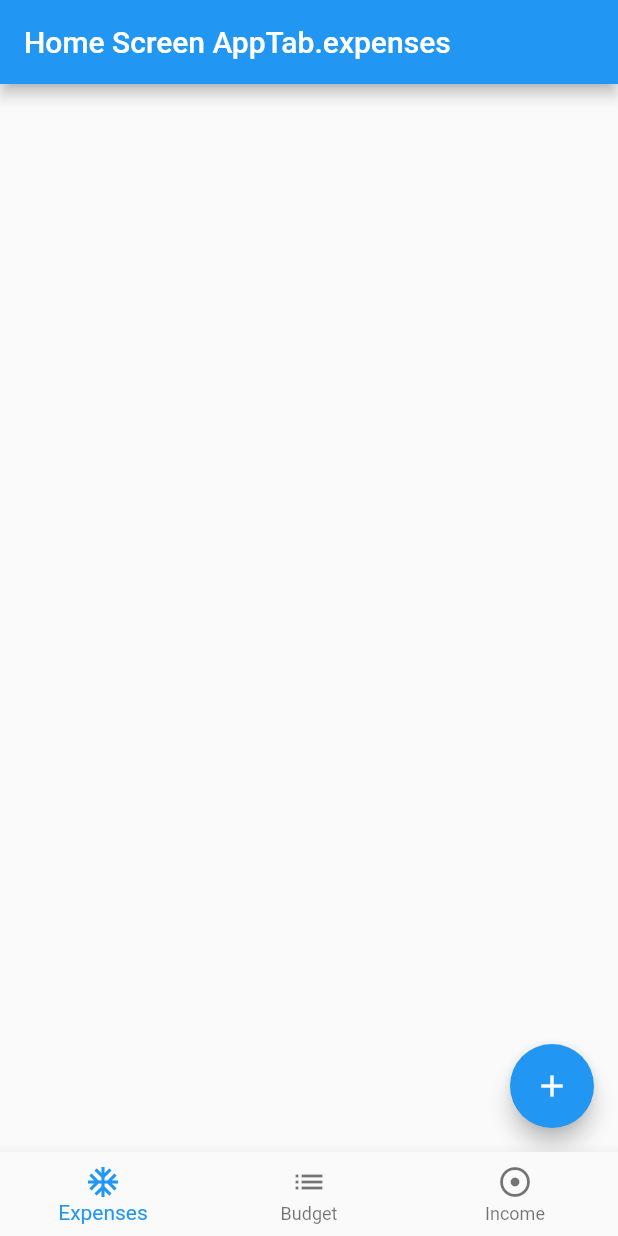
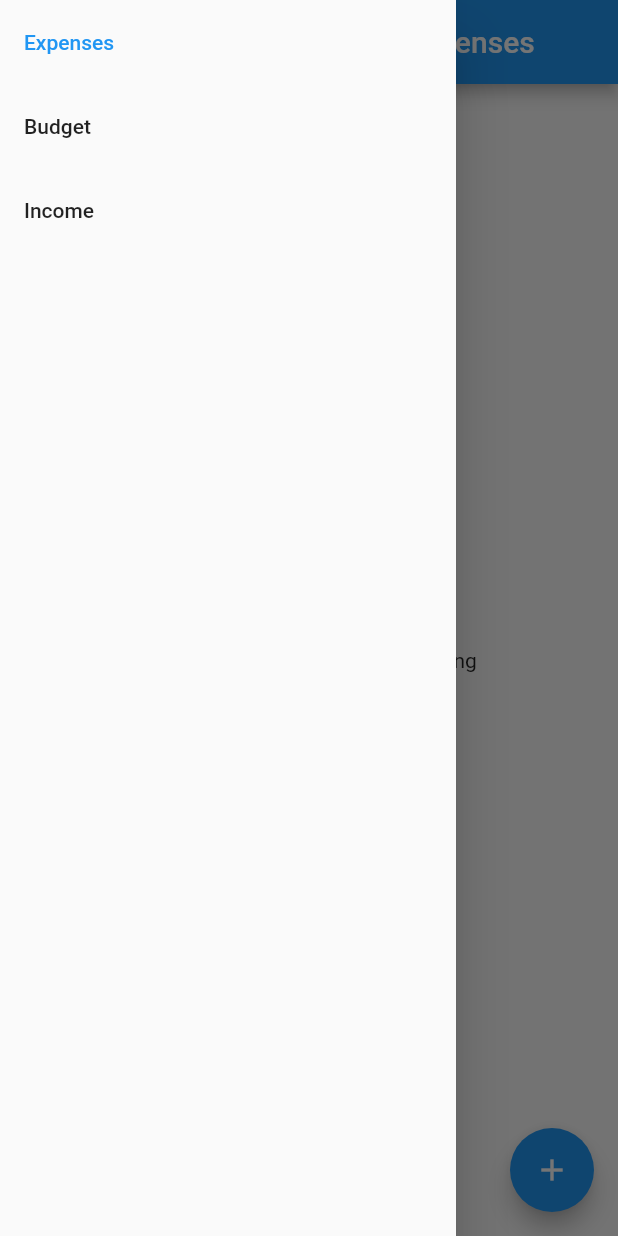
Before and after one commit to Rhymond/budget_bloc, a Flutter app: the screen it shows after launch, with the side drawer open (before the commit the screen has no drawer), on a phone screen of 412 x 824 dp. Run offline on Flutter 3.47's test engine with Material 2 defaults, Android fonts, the phone set to English and light mode, and no system bars; our stand-ins replace bloc, equatable, flutter_bloc, flutter_masked_text; missing offline and left inert: money, todos_app_core, todos_repository_core, todos_repository_simple.

Commit message:
updated expenses list

```diff
--- a/lib/screens/expenses_screen.dart
+++ b/lib/screens/expenses_screen.dart
@@ -1,12 +1,30 @@
 import 'package:flutter/material.dart';
 import 'package:todo/widgets/widgets.dart';
 import 'package:todo/constants/routes.dart';
+import 'package:flutter_bloc/flutter_bloc.dart';
+import 'package:todo/blocs/blocs.dart';
 
 class ExpensesScreen extends StatelessWidget {
   @override
   Widget build(BuildContext context) {
     return Scaffold(
-      body: ExpensesList(),
+      body: BlocBuilder<ExpensesBloc, ExpensesState>(
+        builder: (context, state) {
+          if (state is ExpensesLoading) {
+            return LoadingIndicator();
+          }
+
+          if (state is ExpensesLoaded && state.expenses.length == 0) {
+            return NotFound();
+          }
+
+          if (state is ExpensesLoaded && state.expenses.length != 0) {
+            return ExpensesList(expenses: state.expenses);
+          }
+
+          return Text('Something went wrong');
+        },
+      ),
       floatingActionButton: FloatingActionButton(
         onPressed: () {
           Navigator.pushNamed(context, Routes.addExpense);
--- a/lib/screens/home_screen.dart
+++ b/lib/screens/home_screen.dart
@@ -27,7 +27,7 @@ class HomeScreen extends StatelessWidget {
           appBar: AppBar(
             title: Text('Home Screen ' + activeTab.toString()),
           ),
-          bottomNavigationBar: TabSelector(
+          drawer: DrawerSelector(
             activeTab: activeTab,
             onTabSelected: (tab) => tabBloc.dispatch(UpdateTab(tab)),
           ),
--- /dev/null
+++ b/lib/widgets/drawer_selector.dart
@@ -0,0 +1,49 @@
+import 'package:flutter/cupertino.dart';
+import 'package:flutter/foundation.dart';
+import 'package:flutter/material.dart';
+import 'package:todo/models/models.dart';
+
+class DrawerSelector extends StatelessWidget {
+  final AppTab activeTab;
+  final Function(AppTab) onTabSelected;
+
+  String _getTitle(AppTab tab) {
+    switch (tab) {
+      case AppTab.budget:
+        return 'Budget';
+      case AppTab.income:
+        return 'Income';
+      case AppTab.expenses:
+        return 'Expenses';
+    }
+
+    return '';
+  }
+
+  DrawerSelector({
+    Key key,
+    @required this.activeTab,
+    @required this.onTabSelected,
+  }) : super(key: key);
+
+  @override
+  Widget build(BuildContext context) {
+    return Drawer(
+      child: SafeArea(
+        child: ListView(
+          padding: EdgeInsets.zero,
+          children: AppTab.values.map((tab) {
+            return ListTile(
+              title: Text(_getTitle(tab)),
+              selected: this.activeTab == tab,
+              onTap: () {
+                onTabSelected(AppTab.values[tab.index]);
+                Navigator.pop(context);
+              },
+            );
+          }).toList(),
+        ),
+      ),
+    );
+  }
+}
--- a/lib/widgets/expense_heading.dart
+++ b/lib/widgets/expense_heading.dart
@@ -1,7 +1,5 @@
 import 'package:flutter/foundation.dart';
 import 'package:flutter/material.dart';
-import 'package:todo/models/models.dart';
-import 'package:todo/widgets/widgets.dart';
 
 class ExpenseHeading extends StatelessWidget {
   final String heading;
--- a/lib/widgets/expense_item.dart
+++ b/lib/widgets/expense_item.dart
@@ -1,7 +1,7 @@
 import 'package:flutter/foundation.dart';
 import 'package:flutter/material.dart';
 import 'package:todo/models/models.dart';
-import 'package:todo/widgets/widgets.dart';
+import 'package:money/money.dart';
 
 class ExpenseItem extends StatelessWidget {
   final Expense expense;
@@ -32,7 +32,7 @@ class ExpenseItem extends StatelessWidget {
           ),
         ),
         onTap: onTap,
-        trailing: Text(expense.amount.toString()),
+        trailing: Text(Money(expense.amount, Currency('USD')).toString()),
       ),
     );
   }
--- a/lib/widgets/expenses_list.dart
+++ b/lib/widgets/expenses_list.dart
@@ -1,3 +1,4 @@
+import 'dart:collection';
 import 'package:flutter/material.dart';
 import 'package:flutter/foundation.dart';
 import 'package:flutter/widgets.dart';
@@ -6,29 +7,34 @@ import 'package:todo/blocs/blocs.dart';
 import 'package:todo/widgets/widgets.dart';
 import 'package:todo/constants/routes.dart';
 import 'package:todo/models/models.dart';
-import 'package:todo/constants/categories.dart';
 
-class ExpensesList extends StatefulWidget {
-  const ExpensesList({Key key}) : super(key: key);
+// The base class for the different types of items the list can contain.
+abstract class ListItem {}
 
-  @override
-  _ExpensesListState createState() => _ExpensesListState();
+// A ListItem that contains data to display a heading.
+class HeadingListItem implements ListItem {
+  final String heading;
+
+  HeadingListItem(this.heading);
 }
 
-class _ExpensesListState extends State<ExpensesList> {
+// A ListItem that contains data to display a message.
+class ExpenseListItem implements ListItem {
+  final Expense expense;
+
+  ExpenseListItem(this.expense);
+}
+
+class ExpensesList extends StatelessWidget {
+  ExpensesList({@required this.expenses, Key key}) : super(key: key);
+
+  final List<Expense> expenses;
+
   @override
   Widget build(BuildContext context) {
     final expensesBloc = BlocProvider.of<ExpensesBloc>(context);
 
-    return BlocBuilder<ExpensesBloc, ExpensesState>(
-      builder: (context, state) {
-        if (state is ExpensesLoading) {
-          return LoadingIndicator();
-        }
-
-        if (state is ExpensesLoaded) {
-          final expenses = state.expenses;
-          var catMap = new Map<String, List<ListItem>>();
+    var catMap = new SplayTreeMap<String, List<ListItem>>();
     var displayList = List<ListItem>();
 
     expenses.forEach((exp) {
@@ -52,7 +58,6 @@ class _ExpensesListState extends State<ExpensesList> {
           return ExpenseHeading(heading: item.heading);
         }
 
-
         if (item is ExpenseListItem) {
           return ExpenseItem(
             expense: item.expense,
@@ -64,36 +69,14 @@ class _ExpensesListState extends State<ExpensesList> {
               ));
             },
             onTap: () {
-                    Navigator.pushNamed(
-                        context, Routes.editExpense, arguments: item.expense);
+              Navigator.pushNamed(context, Routes.editExpense,
+                  arguments: item.expense);
             },
           );
         }
 
         return null;
-            }
-          );
-        }
-
-        return Text('Expenses Not Loaded');
       },
     );
   }
 }
-
-// The base class for the different types of items the list can contain.
-abstract class ListItem {}
-
-// A ListItem that contains data to display a heading.
-class HeadingListItem implements ListItem {
-  final String heading;
-
-  HeadingListItem(this.heading);
-}
-
-// A ListItem that contains data to display a message.
-class ExpenseListItem implements ListItem {
-  final Expense expense;
-
-  ExpenseListItem(this.expense);
-}
--- /dev/null
+++ b/lib/widgets/not_found.dart
@@ -0,0 +1,16 @@
+import 'package:flutter/material.dart';
+
+class NotFound extends StatelessWidget {
+  NotFound({
+    Key key,
+  }) : super(key: key);
+
+  @override
+  Widget build(BuildContext context) {
+    return Center(
+      child: Container(
+        child: Text("List is empty. Please add something"),
+      ),
+    );
+  }
+}
--- a/lib/widgets/widgets.dart
+++ b/lib/widgets/widgets.dart
@@ -1,6 +1,8 @@
 export './tab_selector.dart';
+export './drawer_selector.dart';
 export './expense_item.dart';
 export './expenses_list.dart';
 export './expense_heading.dart';
 export './delete_expense_snack_bar.dart';
 export './loading_indicator.dart';
+export './not_found.dart';
--- a/pubspec.yaml
+++ b/pubspec.yaml
@@ -8,6 +8,8 @@ dependencies:
   meta: ">=1.1.0 <2.0.0"
   equatable: ^0.2.0
   flutter_bloc: ^0.20.0
+  flutter_masked_text: ^0.8.0
+  money: ^0.2.1
   flutter:
     sdk: flutter
 
```
Also changed, not shown: lib/screens/expenses_form_screen.dart (+24 -11 lines), pubspec.lock. Lines whose indentation alone changed are shown as unchanged.
